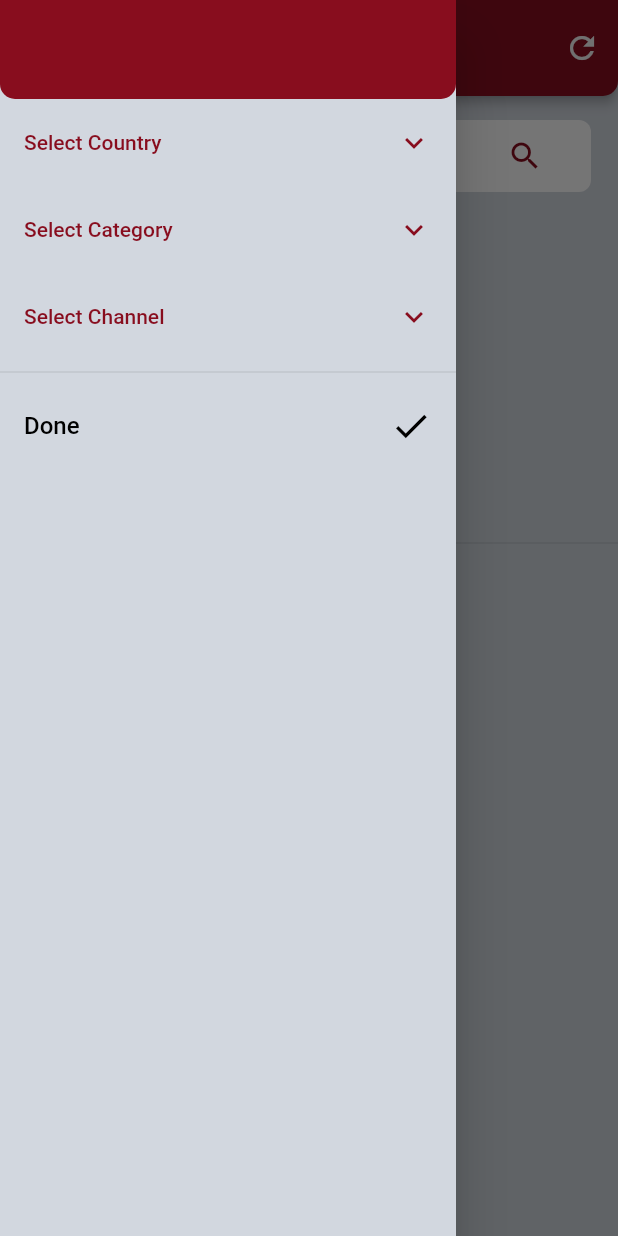
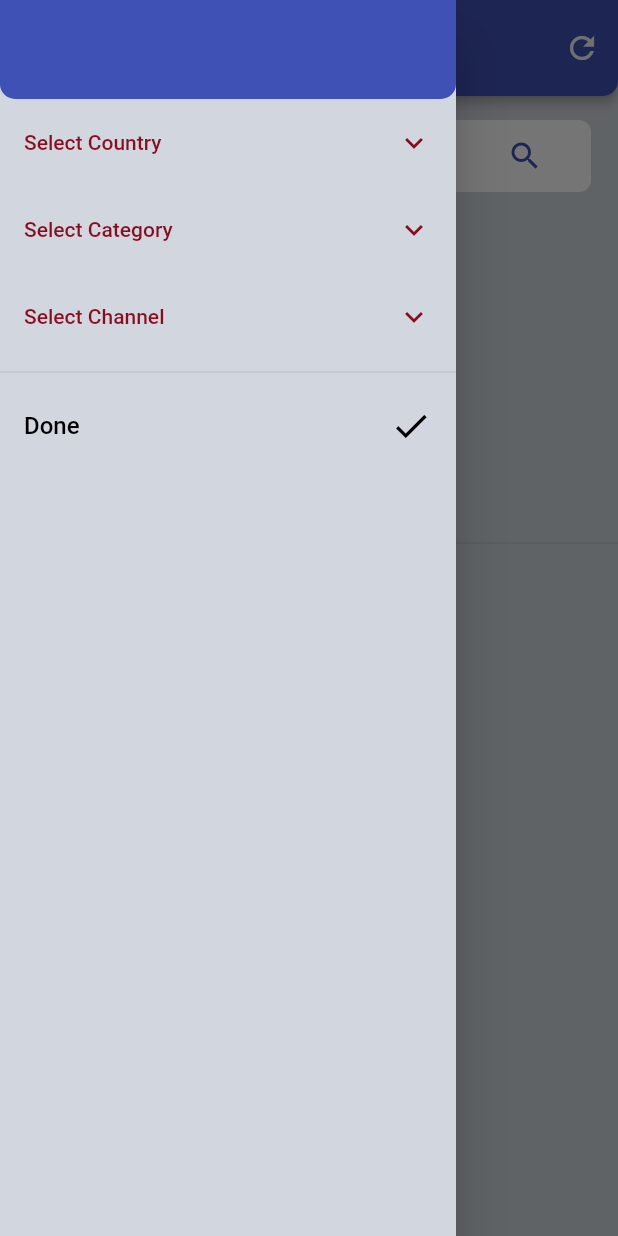
Before and after one commit to SabithF/Smart_News, a Flutter app: the screen it shows after launch, with the side drawer open, on a phone screen of 412 x 824 dp. Run offline on Flutter 3.47's test engine with Material 2 defaults, Android fonts, the phone set to English and light mode, and no system bars; drawn by our look-alikes of carousel_slider; our stand-ins replace get, webview_flutter.

```diff
--- a/lib/Screens/home.dart
+++ b/lib/Screens/home.dart
@@ -25,7 +25,7 @@ class HomePage extends StatelessWidget {
   Widget build(BuildContext context) {
     return Scaffold(
         drawer: hamburgerMenu(smartNewsController),
-        appBar: customAppBar('Flash News', context, actions: [
+        appBar: customAppBar('SMART NEWS', context, actions: [
             IconButton(
             onPressed: (){
     smartNewsController.country.value = '';
@@ -84,12 +84,13 @@ class HomePage extends StatelessWidget {
                     ),
                     ),
                     ),
+                  //search icon
                   Flexible(
                     flex: 1,
                     fit: FlexFit.tight,
                     child: IconButton(
                       padding: EdgeInsets.zero,
-                      color: ColorConst.burgundy,
+                      color: ColorConst.blue,
                       onPressed: () async {
                            smartNewsController.getAllNews(
                           searchKey: smartNewsController.searchNews.value);
@@ -110,7 +111,7 @@ class HomePage extends StatelessWidget {
                     items: controller.breakingNews.map((instance) {
                     return controller.articleNotAvailable.value
                     ? const Center(
-                    child: Text("Not Found",
+                    child: Text("Loading...",
                     style: TextStyle(fontSize: 30)))
                         : controller.breakingNews.isEmpty
                     ? const Center(child: CircularProgressIndicator())
--- a/lib/Screens/splashScreen.dart
+++ b/lib/Screens/splashScreen.dart
@@ -25,7 +25,7 @@ class _SplashScreenState extends State<SplashScreen> {
   @override
   Widget build(BuildContext context) {
     return Scaffold(
-      backgroundColor: ColorConst.burgundy,
+      backgroundColor: ColorConst.blue,
       body: Center(child: Image.asset('assets/flashNews.jpg')),
     );
   }
--- a/lib/consts/colorConst.dart
+++ b/lib/consts/colorConst.dart
@@ -8,4 +8,6 @@ class ColorConst {
   static const Color white = Color(0xFFf5f5f5);
   static const Color lightGrey = Color(0xFFd2d7df);
   static const Color burgundy = Color(0xFF880d1e);
+  static const Color blue = Colors.indigo;
+  static const Color black = Colors.black;
 }
--- a/lib/controllers/SmartNewsController.dart
+++ b/lib/controllers/SmartNewsController.dart
@@ -26,6 +26,7 @@ RxBool isLoading =false.obs;
   RxInt pageSize = 10.obs;
   //declaration of endpoint url
   String baseUrl = "https://newsapi.org/v2/top-headlines?country=us&apiKey=90c5039899bd4486b226acd867c48adc";
+  //
 
   @override
   void Init(){
@@ -58,9 +59,9 @@ RxBool isLoading =false.obs;
     }
 
     //endpoint assigning
-    baseUrl =
+    baseUrl ="https://newsapi.org/v2/top-headlines?pageSize=10&page=$pageNum&languages=en&";
     // "https://newsapi.org/v2/top-headlines?country=us&category=business&apiKey=90c5039899bd4486b226acd867c48adc";
-    "https://newsapi.org/v2/top-headlines?pageSize=10&page=$pageNum&languages=en&";
+
     // default country is set to US
     baseUrl += country.isEmpty ? 'country=us&' : 'country=$country&';
     //baseApi += category.isEmpty ? '' : 'category=$category&';
--- a/lib/repos/newsRepo.dart
+++ b/lib/repos/newsRepo.dart
@@ -32,7 +32,7 @@ class NewsRepo{
     var response = await http.get(Uri.parse(url));
     var jsonData = jsonDecode(response.body);
     List<NewsMod> articleModelList = [];
-    if (response.statusCode == 200) {
+    if (response.statusCode == "ok") {
       for (var data in jsonData[NewsApiConst.articles]) {
         if (data[NewsApiConst.description].toString().isNotEmpty &&
             data[NewsApiConst.urlToImage].toString().isNotEmpty) {
@@ -61,7 +61,7 @@ class NewsRepo{
     var response = await http.get(Uri.parse(url));
     var jsonData = jsonDecode(response.body);
     List<NewsMod> articleModelList = [];
-    if (response.statusCode == 200) {
+    if (response.statusCode == "ok") {
       for (var data in jsonData[NewsApiConst.articles]) {
         if (query.isNotEmpty && data[NewsApiConst.urlToImage] != null) {
           NewsMod articleModel = NewsMod.fromJson(data);
--- a/lib/widgets/cusAppBar.dart
+++ b/lib/widgets/cusAppBar.dart
@@ -9,7 +9,7 @@ customAppBar(String title, BuildContext context,
     iconTheme: const IconThemeData(color: ColorConst.white),
     automaticallyImplyLeading: automaticallyImplyLeading ?? true,
     leading: leading,
-    backgroundColor: ColorConst.burgundy,
+    backgroundColor: ColorConst.blue,
     elevation: 3.0,
     centerTitle: true,
     toolbarHeight: Sizes.dimen_64,
--- a/lib/widgets/hamburgMenu.dart
+++ b/lib/widgets/hamburgMenu.dart
@@ -16,7 +16,7 @@ Drawer hamburgerMenu(SmartNewsController smartNewsController) {
       builder: (controller) {
             return Container(
       decoration: const BoxDecoration(
-          color: ColorConst.burgundy,
+          color: ColorConst.blue,
           borderRadius: BorderRadius.only(
             bottomLeft: Radius.circular(Sizes.dimen_10),
             bottomRight: Radius.circular(Sizes.dimen_10),
@@ -30,7 +30,7 @@ Drawer hamburgerMenu(SmartNewsController smartNewsController) {
               ? Text(
             "Country: ${controller.cName.value.toUpperCase()}",
             style: const TextStyle(
-                color: ColorConst.white, fontSize: Sizes.dimen_18),
+                color: ColorConst.black, fontSize: Sizes.dimen_18),
           )
               : const SizedBox.shrink(),
           vertical15,
--- a/pubspec.yaml
+++ b/pubspec.yaml
@@ -6,7 +6,7 @@ description: A new Flutter project.
 publish_to: 'none' # Remove this line if you wish to publish to pub.dev
 
 # The following defines the version and build number for your application.
-# A version number is three numbers separated by dots, like 1.2.43
+# A version number is thre  e numbers separated by dots, like 1.2.43
 # followed by an optional build number separated by a +.
 # Both the version and the builder number may be overridden in flutter
 # build by specifying --build-name and --build-number, respectively.
```
Also changed, not shown: 2 other files.
